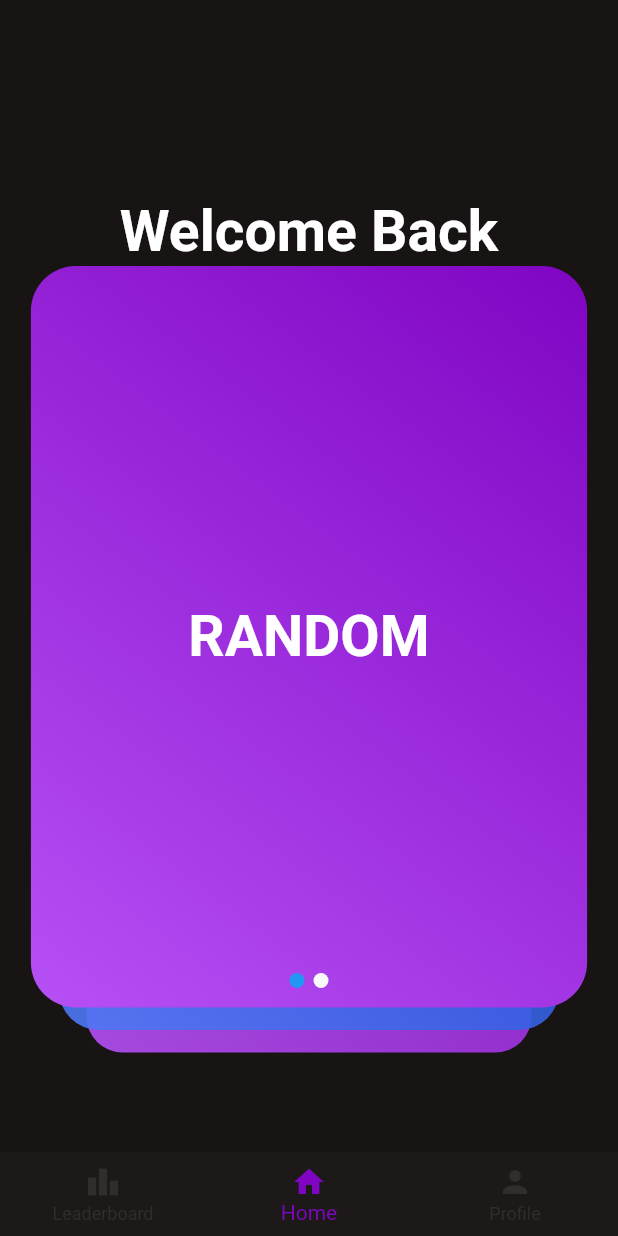
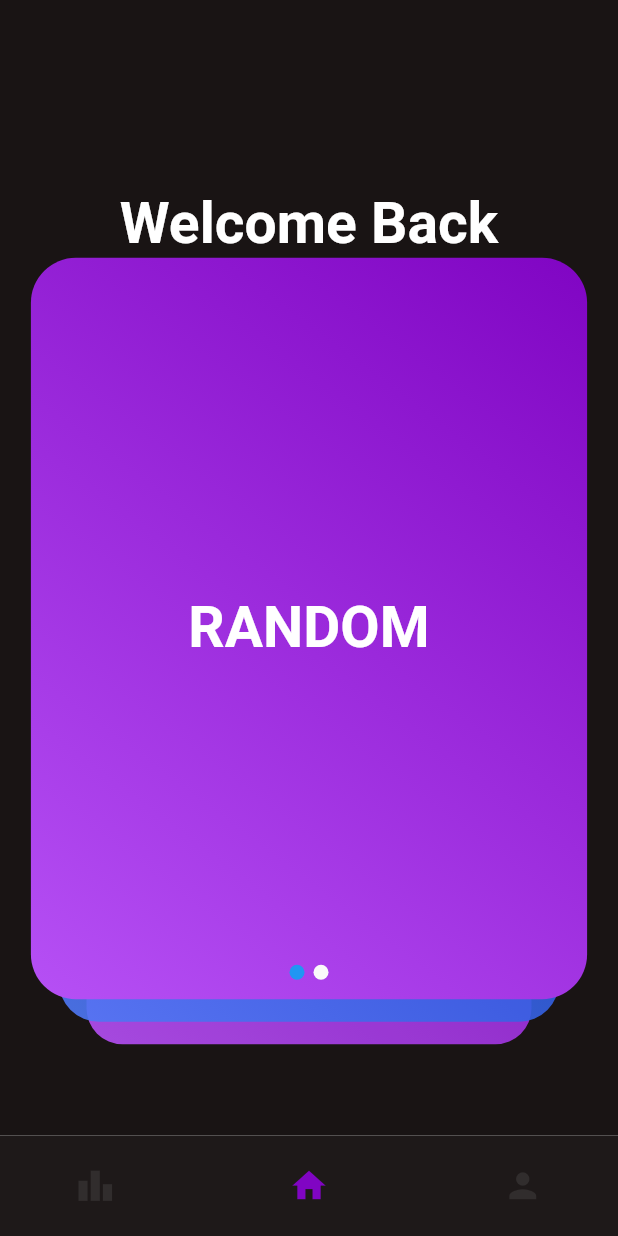
Before and after one commit to orsoFra/Spotiquiz, a Flutter app: the Navigation screen opened directly, on a phone screen of 412 x 824 dp. Run offline on Flutter 3.47's test engine with Material 2 defaults, Android fonts, the phone set to English and light mode, and no system bars; drawn by our look-alikes of card_swiper, google_nav_bar; our stand-ins replace assets_audio_player, cloud_firestore, firebase_core, flutter_dotenv, flutter_secure_storage, flutter_svg and 2 more; missing offline and left inert: dart:ffi, flutter_web_auth, test; accounts and stored records are empty; network calls fail.

Commit message:
new navbar + pulldown to refresh in leaderboard

```diff
--- a/lib/screens/leaderboard_page.dart
+++ b/lib/screens/leaderboard_page.dart
@@ -1,3 +1,5 @@
+import 'dart:ffi';
+
 import 'package:flutter/material.dart';
 import 'package:flutter/src/widgets/container.dart';
 import 'package:flutter/src/widgets/framework.dart';
@@ -33,11 +35,14 @@ class _LeaderboardState extends State<Leaderboard> {
         title: Text('All time leaderboard'),
         elevation: 0,
       ),
-      body: FutureBuilder<List<dynamic>>(
+      body: RefreshIndicator(
+        child: FutureBuilder<List<dynamic>>(
             future: getLeaderboard(),
             builder: (BuildContext context, AsyncSnapshot<List<dynamic>> snapshot) {
               if (snapshot.hasData) {
-              return Center(
+                return SingleChildScrollView(
+                  physics: AlwaysScrollableScrollPhysics(),
+                  child: Center(
                       child: Column(mainAxisAlignment: MainAxisAlignment.center, children: <Widget>[
                     IntrinsicHeight(
                       child: Row(
@@ -359,10 +364,15 @@ class _LeaderboardState extends State<Leaderboard> {
                                   color: Color.fromARGB(255, 49, 45, 45),
                                 );
                             }))
-              ]));
+                  ])),
+                );
               } else
                 return CircularProgressIndicator();
             }),
+        onRefresh: () async {
+          setState(() {});
+        },
+      ),
     );
   }
 }
--- a/lib/screens/navigation.dart
+++ b/lib/screens/navigation.dart
@@ -4,6 +4,7 @@ import 'package:flutter/src/widgets/framework.dart';
 import 'package:spotiquiz/screens/homepage.dart';
 import 'package:spotiquiz/screens/leaderboard_page.dart';
 import 'package:spotiquiz/screens/userpage.dart';
+import 'package:google_nav_bar/google_nav_bar.dart';
 
 class Navigation extends StatefulWidget {
   const Navigation({super.key});
@@ -25,27 +26,33 @@ class _NavigationState extends State<Navigation> {
       ),
       bottomNavigationBar: SizedBox(
         //height: queryData.size.height * 0.07,
-        child: BottomNavigationBar(
-          type: BottomNavigationBarType.fixed,
+        child: GNav(
+          style: GnavStyle.google,
+          rippleColor: const Color.fromARGB(255, 49, 45, 45),
           backgroundColor: Color.fromARGB(255, 30, 25, 25),
-          selectedItemColor: Color.fromARGB(255, 128, 5, 195),
-          unselectedItemColor: Color.fromARGB(255, 49, 45, 45),
-          items: const <BottomNavigationBarItem>[
-            BottomNavigationBarItem(
-              icon: Icon(Icons.leaderboard),
-              label: 'Leaderboard',
+          activeColor: Color.fromARGB(255, 128, 5, 195),
+          color: const Color.fromARGB(255, 49, 45, 45),
+          curve: Curves.easeOutExpo,
+          duration: Duration(milliseconds: 300),
+          padding: EdgeInsets.symmetric(horizontal: 50, vertical: 20),
+          iconSize: 27,
+          haptic: true,
+          tabs: const <GButton>[
+            GButton(
+              icon: Icons.leaderboard,
+              //text: 'Leaderboard',
             ),
-            BottomNavigationBarItem(
-              icon: Icon(Icons.home),
-              label: 'Home',
+            GButton(
+              icon: Icons.home,
+              //text: 'Home',
             ),
-            BottomNavigationBarItem(
-              icon: Icon(Icons.person),
-              label: 'Profile',
+            GButton(
+              icon: Icons.person,
+              //text: 'Profile',
             ),
           ],
-          currentIndex: _selectedIndex,
-          onTap: _onItemTapped,
+          selectedIndex: _selectedIndex,
+          onTabChange: _onItemTapped,
         ),
       ),
     );
--- a/pubspec.yaml
+++ b/pubspec.yaml
@@ -54,6 +54,7 @@ dependencies:
   firebase_core: ^2.4.1
   cloud_firestore: ^4.3.1
   card_swiper: ^2.0.4
+  google_nav_bar: ^5.0.6
 
 dev_dependencies:
   flutter_test:
```
Also changed, not shown: pubspec.lock. Lines whose indentation alone changed are shown as unchanged.
